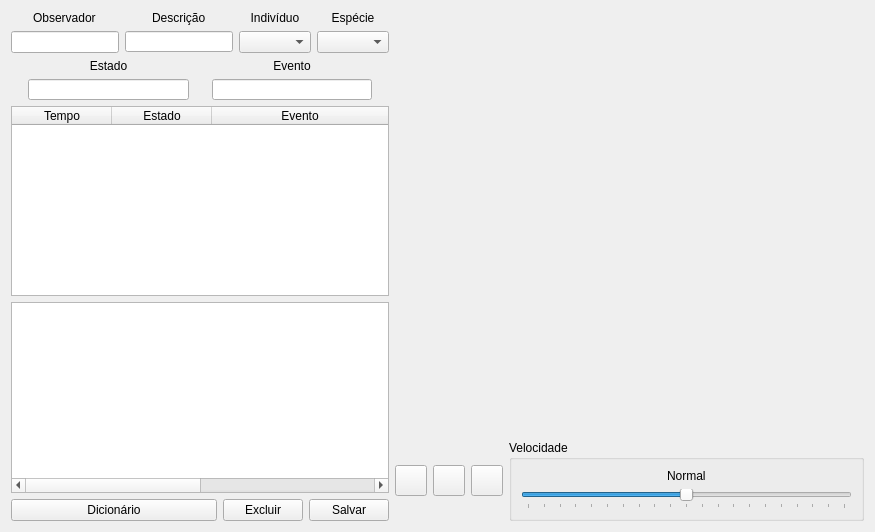
First picture: the form in Video/videowindow.ui, repository gavaza/pacca, before the edit.
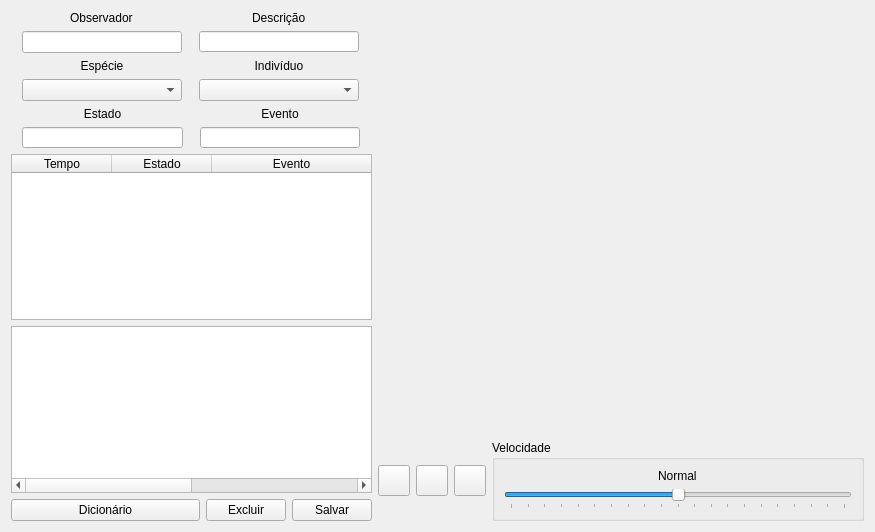
Second picture: the form after the edit. Icons and pictures are not drawn. Custom widgets are drawn as their Qt base class.

What changed in the file:
```diff
--- a/Video/videowindow.ui
+++ b/Video/videowindow.ui
@@ -127,7 +127,33 @@
      </property>
      <item row="0" column="0">
       <layout class="QGridLayout" name="gridLayout_9">
-       <item row="2" column="1">
+       <item row="1" column="1" alignment="Qt::AlignHCenter|Qt::AlignVCenter">
+        <widget class="QLabel" name="l_observer">
+         <property name="sizePolicy">
+          <sizepolicy hsizetype="Maximum" vsizetype="Preferred">
+           <horstretch>0</horstretch>
+           <verstretch>0</verstretch>
+          </sizepolicy>
+         </property>
+         <property name="text">
+          <string>Observador</string>
+         </property>
+        </widget>
+       </item>
+       <item row="1" column="2" alignment="Qt::AlignHCenter|Qt::AlignVCenter">
+        <widget class="QLabel" name="l_description">
+         <property name="sizePolicy">
+          <sizepolicy hsizetype="Maximum" vsizetype="Preferred">
+           <horstretch>0</horstretch>
+           <verstretch>0</verstretch>
+          </sizepolicy>
+         </property>
+         <property name="text">
+          <string>Descrição</string>
+         </property>
+        </widget>
+       </item>
+       <item row="2" column="2">
         <widget class="QLineEdit" name="description">
          <property name="sizePolicy">
           <sizepolicy hsizetype="Maximum" vsizetype="Fixed">
@@ -143,7 +169,7 @@
          </property>
         </widget>
        </item>
-       <item row="2" column="0">
+       <item row="2" column="1">
         <widget class="QLineEdit" name="observer">
          <property name="sizePolicy">
           <sizepolicy hsizetype="Maximum" vsizetype="Fixed">
@@ -159,7 +185,10 @@
          </property>
         </widget>
        </item>
-       <item row="2" column="3">
+       <item row="4" column="2">
+        <widget class="QComboBox" name="subject"/>
+       </item>
+       <item row="4" column="1">
         <widget class="QComboBox" name="species">
          <property name="editable">
           <bool>false</bool>
@@ -169,33 +198,17 @@
          </property>
         </widget>
        </item>
-       <item row="1" column="0" alignment="Qt::AlignHCenter|Qt::AlignVCenter">
-        <widget class="QLabel" name="l_observer">
-         <property name="sizePolicy">
-          <sizepolicy hsizetype="Maximum" vsizetype="Preferred">
-           <horstretch>0</horstretch>
-           <verstretch>0</verstretch>
-          </sizepolicy>
-         </property>
+       <item row="3" column="1">
+        <widget class="QLabel" name="label_2">
          <property name="text">
-          <string>Observador</string>
+          <string>Espécie</string>
          </property>
-        </widget>
-       </item>
-       <item row="1" column="1" alignment="Qt::AlignHCenter|Qt::AlignVCenter">
-        <widget class="QLabel" name="l_description">
-         <property name="sizePolicy">
-          <sizepolicy hsizetype="Maximum" vsizetype="Preferred">
-           <horstretch>0</horstretch>
-           <verstretch>0</verstretch>
-          </sizepolicy>
+         <property name="alignment">
+          <set>Qt::AlignCenter</set>
          </property>
-         <property name="text">
-          <string>Descrição</string>
-         </property>
         </widget>
        </item>
-       <item row="1" column="2">
+       <item row="3" column="2">
         <widget class="QLabel" name="label">
          <property name="text">
           <string>Indivíduo</string>
@@ -205,23 +218,6 @@
          </property>
         </widget>
        </item>
-       <item row="1" column="3">
-        <layout class="QHBoxLayout" name="horizontalLayout">
-         <item>
-          <widget class="QLabel" name="label_2">
-           <property name="text">
-            <string>Espécie</string>
-           </property>
-           <property name="alignment">
-            <set>Qt::AlignCenter</set>
-           </property>
-          </widget>
-         </item>
-        </layout>
-       </item>
-       <item row="2" column="2">
-        <widget class="QComboBox" name="subject"/>
-       </item>
       </layout>
      </item>
      <item row="4" column="0">
```
